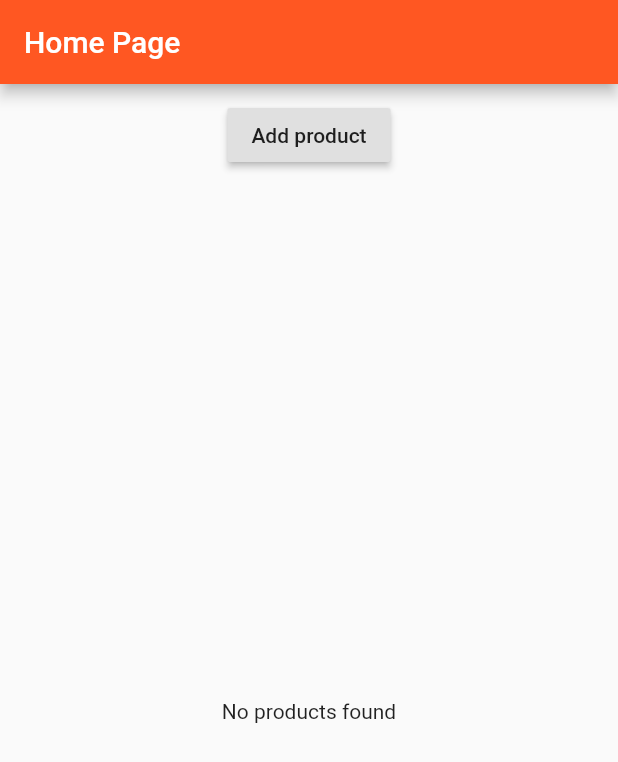
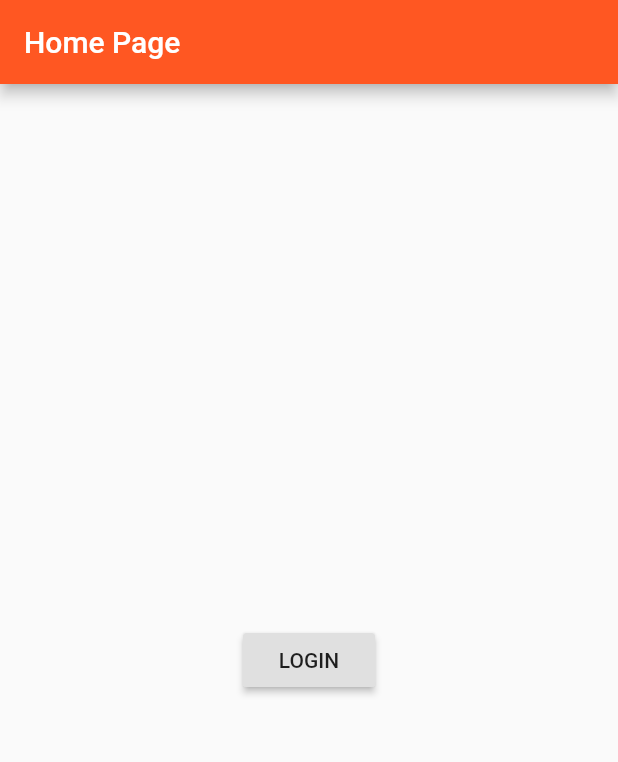
Before and after one commit to ashish173/flutter-ecommerce, a Flutter app: the screen it shows after launch, on a phone screen of 412 x 824 dp. Shown: the top 762 px of the screen. Run offline on Flutter 3.47's test engine with Material 2 defaults, Android fonts, the phone set to English and light mode, and no system bars.

Commit message:
adds dummy login page
login page replaces the home page

```diff
--- a/lib/main.dart
+++ b/lib/main.dart
@@ -1,6 +1,6 @@
 import 'package:flutter/material.dart';
 
-import './pages/home.dart';
+import './pages/auth.dart';
 
 void main() => runApp(MyApp());
 
@@ -21,7 +21,7 @@ class _MyAppState extends State<MyApp> {
         primarySwatch: Colors.deepOrange,
         accentColor: Colors.deepPurple
       ),
-      home: HomePage()
+      home: AuthPage()
     );
   }
 }
--- /dev/null
+++ b/lib/pages/auth.dart
@@ -0,0 +1,24 @@
+import 'package:flutter/material.dart';
+
+import './products.dart';
+
+class AuthPage extends StatelessWidget {
+  Widget build(BuildContext context) {
+    return Scaffold(
+        appBar: AppBar(
+          title: Text('Home Page'),
+        ),
+        body: Center(
+          child: RaisedButton(
+            child: Text('LOGIN'),
+            onPressed: () {
+              Navigator.pushReplacement(
+                context,
+                MaterialPageRoute(
+                    builder: (BuildContext context) => ProductsPage()),
+              );
+            },
+          ),
+        ));
+  }
+}
--- a/lib/pages/home.dart
+++ b/lib/pages/products.dart
@@ -2,7 +2,7 @@ import 'package:flutter/material.dart';
 
 import '../product_manager.dart';
 
-class HomePage extends StatelessWidget {
+class ProductsPage extends StatelessWidget {
   @override
   Widget build(BuildContext context) {
     return Scaffold(
```
